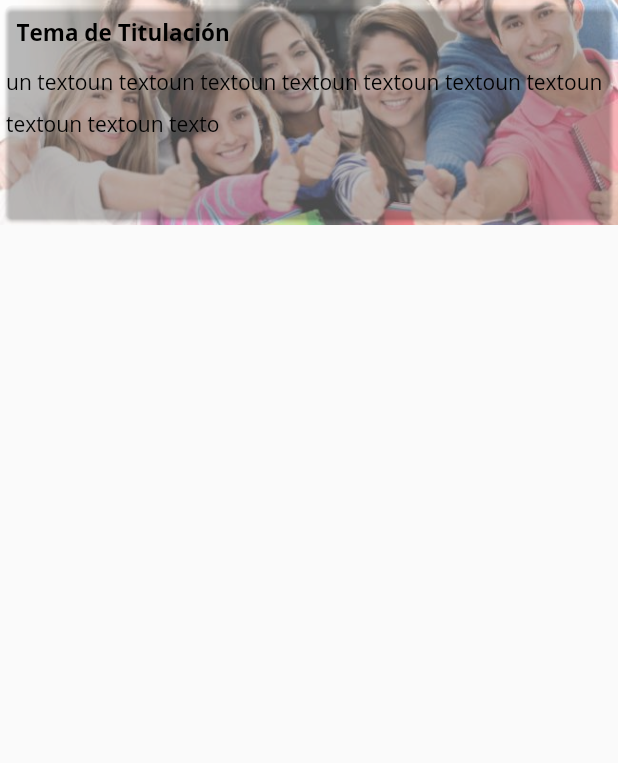
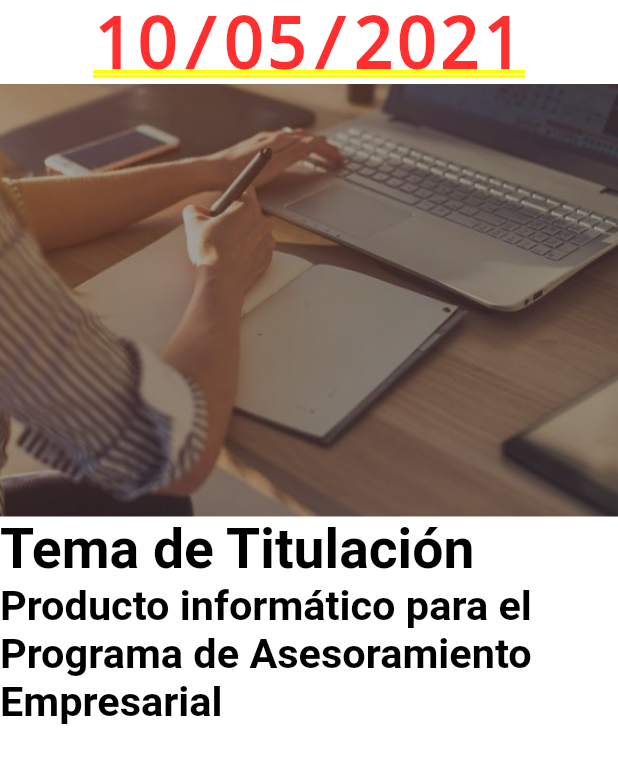
Before and after one commit to DavidEF1996/PasantiaUPS, a Flutter app: the CardNotices widget shown alone on an empty page, opened directly with sample values from the repository, after a tap on "Tema de Titulación", on a phone screen of 412 x 824 dp. Shown: the top 763 px of the screen. Run offline on Flutter 3.47's test engine with Material 2 defaults, Android fonts, the phone set to English and light mode, and no system bars; our stand-ins replace flutter_svg.

Commit message:
carga de pagina de noticias individuales

```diff
--- /dev/null
+++ b/Proyecto/pasantia_noticias/lib/pages/login/noticiasInformacion.dart
@@ -0,0 +1,63 @@
+import 'package:flutter/material.dart';
+import 'package:pasantia_noticias/pages/login/widgets/notices.dart';
+import 'package:pasantia_noticias/utils/responsive.dart';
+
+class NoticiasInformacion extends StatelessWidget {
+  Noticias noticias;
+  NoticiasInformacion(this.noticias);
+
+  @override
+  Widget build(BuildContext context) {
+    final Responsive responsive = Responsive.of(context);
+    return SingleChildScrollView(
+      child: Container(
+        child: Column(
+          children: [
+            Container(child: Text(noticias.fecha)),
+            Container(
+              decoration: BoxDecoration(
+                image: DecorationImage(
+                  image: AssetImage(noticias.image),
+                  fit: BoxFit.cover,
+                  colorFilter: new ColorFilter.mode(
+                      Colors.black.withOpacity(0.6), BlendMode.dstATop),
+                ),
+                gradient: LinearGradient(
+                  begin: Alignment.topCenter,
+                  end: Alignment(
+                      0.7, 0), // 10% of the width, so there are ten blinds.
+                  colors: [
+                    const Color.fromRGBO(28, 26, 24, 1),
+                    const Color.fromRGBO(28, 26, 24, 1),
+                  ], // red to yellow
+                  tileMode:
+                      TileMode.repeated, // repeats the gradient over the canvas
+                ),
+              ),
+              width: MediaQuery.of(context).size.height * 0.5,
+              height: MediaQuery.of(context).size.height * 0.35,
+            ),
+            Container(
+              color: Colors.white,
+              child: RichText(
+                text: TextSpan(
+                  text: noticias.title + "\n",
+                  style: TextStyle(
+                      fontSize: responsive.diagonalPorcentaje(4),
+                      color: Colors.black,
+                      fontWeight: FontWeight.bold),
+                  children: <TextSpan>[
+                    TextSpan(
+                        text: noticias.name,
+                        style: TextStyle(
+                            fontSize: responsive.diagonalPorcentaje(3))),
+                  ],
+                ),
+              ),
+            )
+          ],
+        ),
+      ),
+    );
+  }
+}
--- a/Proyecto/pasantia_noticias/lib/pages/login/widgets/ListNotices.dart
+++ b/Proyecto/pasantia_noticias/lib/pages/login/widgets/ListNotices.dart
@@ -34,6 +34,7 @@ class ListNoticesState extends State<ListNotices> {
                       noticias.removeAt(index);
                     });
                   },
+
                 );
               }),
         ],
--- a/Proyecto/pasantia_noticias/lib/pages/login/widgets/notices.dart
+++ b/Proyecto/pasantia_noticias/lib/pages/login/widgets/notices.dart
@@ -6,19 +6,25 @@ class Noticias {
   String title;
   String name;
   Color color;
+  String image;
+  String fecha;
 
-  Noticias(this.title, this.name, this.color);
+  Noticias(this.title, this.name, this.color, this.image, this.fecha);
 
   static List<Noticias> noticias_album() {
     return [
       Noticias(
           "Tema de Titulación",
           "Producto informático para el Programa de Asesoramiento Empresarial",
-          Colors.black),
-      Noticias("Oferta laboral",
-          "Physeter SA necesita estudiantes para pasantías", Colors.black),
+          Colors.black,
+          "assets/titulacion.jpg", "10/05/2021"),
+      Noticias(
+          "Oferta laboral",
+          "Physeter SA necesita estudiantes para pasantías",
+          Colors.black,
+          "assets/ofertaLaboral.jpg", "10/05/2021"),
       Noticias("Horarios de Examenes", "Este es el horario de exámenes para...",
-          Colors.black)
+          Colors.black, "assets/titulacion.jpg", "10/05/2021")
     ];
   }
 }
--- a/Proyecto/pasantia_noticias/lib/pages/login/widgets/notices_card.dart
+++ b/Proyecto/pasantia_noticias/lib/pages/login/widgets/notices_card.dart
@@ -1,4 +1,5 @@
 import 'package:flutter/material.dart';
+import 'package:pasantia_noticias/pages/login/noticiasInformacion.dart';
 import 'package:pasantia_noticias/pages/login/widgets/notices.dart';
 
 class CardNotices extends StatelessWidget {
@@ -11,7 +12,7 @@ class CardNotices extends StatelessWidget {
       child: Container(
         decoration: BoxDecoration(
             image: DecorationImage(
-          image: AssetImage("assets/ofertaLaboral.jpg"),
+          image: AssetImage(noticias.image),
           fit: BoxFit.cover,
           colorFilter: new ColorFilter.mode(
               Colors.black.withOpacity(0.6), BlendMode.dstATop),
@@ -20,6 +21,12 @@ class CardNotices extends StatelessWidget {
         child: InkWell(
           onTap: () {
             print(noticias.name);
+            Navigator.push(
+              context,
+              new MaterialPageRoute(
+                builder: (context) => new NoticiasInformacion(noticias),
+              ),
+            );
           },
           child: Card(
             color: Colors.transparent,
```
